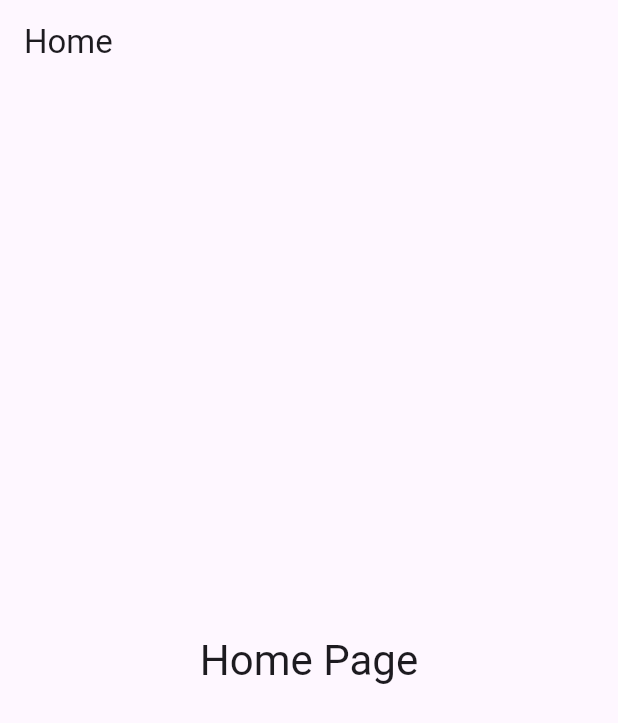
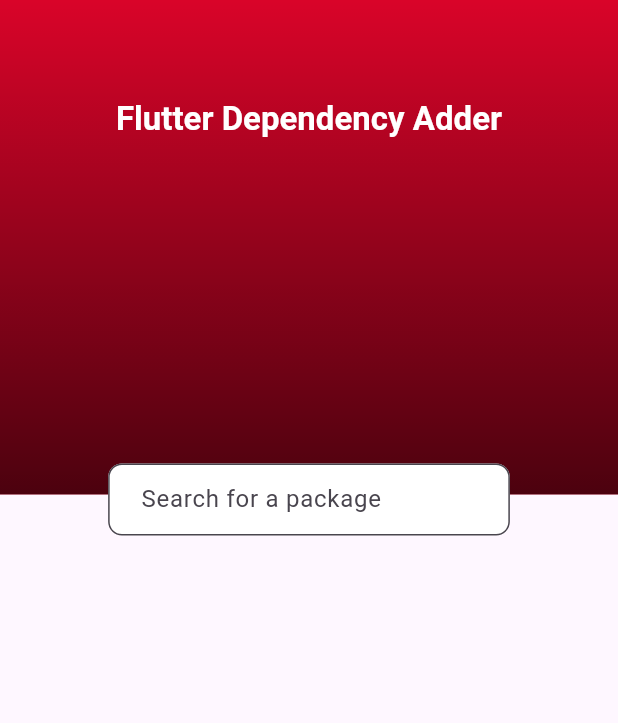
Before and after one commit to XxThunderBlastxX/flutter_dependency_adder, a Flutter app: the screen it shows after launch, on a phone screen of 412 x 824 dp. Shown: the top 723 px of the screen. Run offline on Flutter 3.47's test engine with Material 2 defaults, Android fonts, the phone set to English and light mode, and no system bars; our stand-ins replace flutter_riverpod, flutter_screenutil, go_router.

Commit message:
Made basic home UI

```diff
--- a/lib/src/app/app.dart
+++ b/lib/src/app/app.dart
@@ -1,4 +1,5 @@
 import 'package:flutter/material.dart';
+import 'package:flutter_screenutil/flutter_screenutil.dart';
 
 import 'router/router.dart';
 
@@ -7,8 +8,11 @@
 
   @override
   Widget build(BuildContext context) {
-    return MaterialApp.router(
+    return ScreenUtilInit(
+      minTextAdapt: true,
+      builder: (context, _) => MaterialApp.router(
         title: 'Flutter Demo',
+        debugShowCheckedModeBanner: false,
         theme: ThemeData(
           colorScheme: ColorScheme.fromSeed(seedColor: Colors.deepPurple),
           useMaterial3: true,
@@ -16,6 +20,7 @@
         routerDelegate: AppRouter().router.routerDelegate,
         routeInformationParser: AppRouter().router.routeInformationParser,
         routeInformationProvider: AppRouter().router.routeInformationProvider,
+      ),
     );
   }
 }
--- a/lib/src/feature/home/presentation/home_page.dart
+++ b/lib/src/feature/home/presentation/home_page.dart
@@ -1,5 +1,6 @@
 import 'package:flutter/material.dart';
 import 'package:flutter_riverpod/flutter_riverpod.dart';
+import 'package:flutter_screenutil/flutter_screenutil.dart';
 
 class HomePage extends ConsumerWidget {
   const HomePage({super.key});
@@ -7,14 +8,71 @@
   @override
   Widget build(BuildContext context, WidgetRef ref) {
     return Scaffold(
-      appBar: AppBar(
-        title: const Text('Home'),
-      ),
-      body: Center(
-        child: Text(
-          'Home Page',
-          style: Theme.of(context).textTheme.headline4,
-        ),
+      body: Column(
+        children: [
+          SizedBox(
+            width: double.infinity,
+            height: 0.65.sh,
+            child: Stack(
+              alignment: Alignment.topCenter,
+              children: [
+                Container(
+                  width: double.infinity,
+                  height: 0.40.sh,
+                  color: const Color(0xFFD90429),
+                ),
+                Container(
+                  width: double.infinity,
+                  height: 0.40.sh,
+                  decoration: BoxDecoration(
+                    gradient: LinearGradient(
+                      colors: [
+                        Colors.transparent,
+                        const Color(0xFF000000).withOpacity(0.65),
+                      ],
+                      begin: Alignment.topCenter,
+                      end: Alignment.bottomCenter,
+                    ),
+                  ),
+                ),
+                Positioned(
+                  top: 0.08.sh,
+                  child: Text(
+                    'Flutter Dependency Adder',
+                    style: Theme.of(context).textTheme.headline6!.copyWith(
+                          color: Colors.white,
+                          fontWeight: FontWeight.bold,
+                        ),
+                  ),
+                ),
+                Positioned(
+                  top: 0.375.sh,
+                  child: SizedBox(
+                    width: 0.65.sw,
+                    height: 0.08.sh,
+                    child: TextField(
+                      decoration: InputDecoration(
+                        fillColor: Colors.white,
+                        filled: true,
+                        hintText: 'Search for a package',
+                        contentPadding: const EdgeInsets.symmetric(
+                          horizontal: 18,
+                          vertical: 8,
+                        ),
+                        border: OutlineInputBorder(
+                          borderRadius: BorderRadius.circular(8.r),
+                          borderSide: BorderSide(
+                            color: Colors.black87,
+                          ),
+                        ),
+                      ),
+                    ),
+                  ),
+                ),
+              ],
+            ),
+          ),
+        ],
       ),
     );
   }
```
Lines whose indentation alone changed are shown as unchanged.
